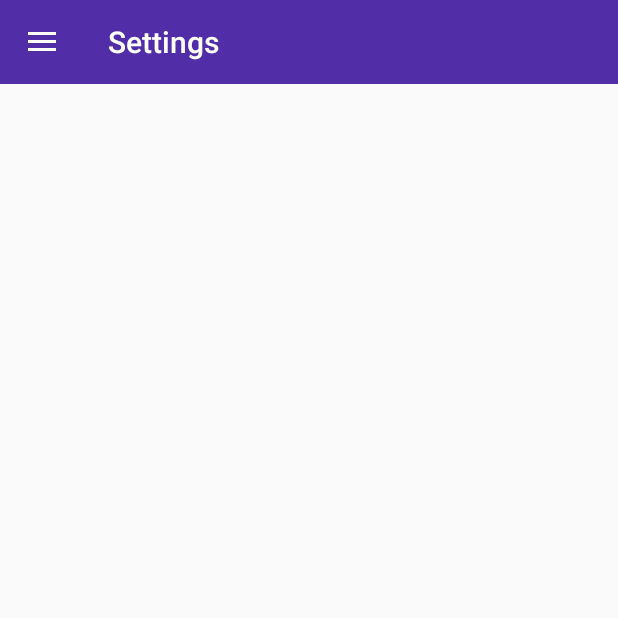
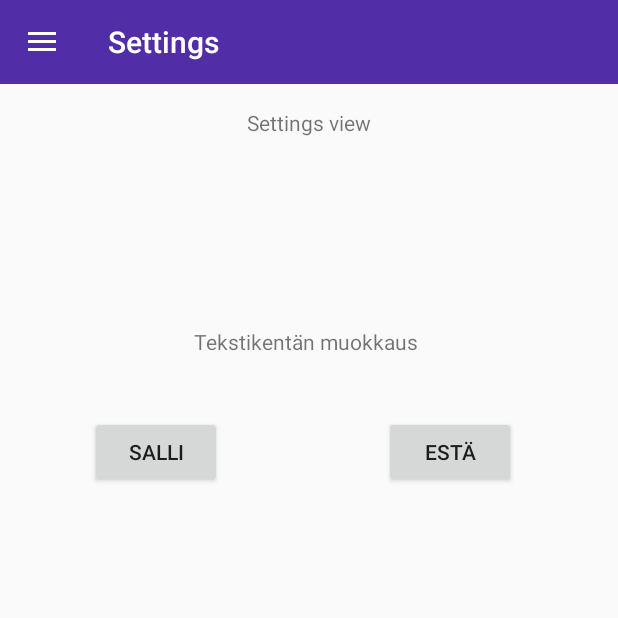
Before and after one commit to eevakoivu/android_vk11_2, an Android app: the screen it shows after launch (MainActivity), after a tap on "Settings", on a phone screen of 412 x 824 dp, the top half of it. Run offline under Robolectric (Android 15) with nearby library versions, the phone set to English and light mode, and no system bars; 1 other tap on this screen came first.

```diff
--- a/app/src/main/java/com/example/vk11_2/FragmentHome.java
+++ b/app/src/main/java/com/example/vk11_2/FragmentHome.java
@@ -1,6 +1,5 @@
 package com.example.vk11_2;
 
-import android.content.Intent;
 import android.os.Bundle;
 
 import androidx.fragment.app.Fragment;
@@ -9,10 +8,12 @@ import android.view.LayoutInflater;
 import android.view.View;
 import android.view.ViewGroup;
 import android.widget.EditText;
+import android.widget.TextView;
 
 public class FragmentHome extends Fragment {
-    View view;
-    EditText editText;
+    View view = null;
+    EditText editText = null;
+    TextView textView = null;
 
     @Override
     public View onCreateView(LayoutInflater inflater, ViewGroup container, Bundle savedInstanceState) {
@@ -22,10 +23,26 @@ public class FragmentHome extends Fragment {
 
     @Override
     public void onViewCreated(View view, Bundle savedInstance){
-        editText = (EditText) this.view.findViewById(R.id.editText);
-        Intent intent = new Intent(getActivity().getBaseContext(), MainActivity.class);
-        //palautetaan editText
-        intent.putExtra("key", editText.getText());
+        try {
+            String arg = getArguments().getString("key2");
+            editText = (EditText) this.view.findViewById(R.id.editText);
+            textView = (TextView) this.view.findViewById(R.id.textView);
+
+            System.out.println("FragementHome saatu arvo:" + arg);
+
+            /*if(arg.equals("estä")){
+                String text = editText.getText().toString();
+                textView.setText(text);
+                //editText.setEnabled(false);
+            } */
+        } catch (Exception e){
+            System.out.println("virhe FragmentHome");
+        }
+
+
+
+
+
     }
 
 }
--- a/app/src/main/java/com/example/vk11_2/FragmentSettings.java
+++ b/app/src/main/java/com/example/vk11_2/FragmentSettings.java
@@ -1,5 +1,6 @@
 package com.example.vk11_2;
 
+import android.content.Intent;
 import android.os.Bundle;
 
 import androidx.fragment.app.Fragment;
@@ -7,37 +8,47 @@ import androidx.fragment.app.Fragment;
 import android.view.LayoutInflater;
 import android.view.View;
 import android.view.ViewGroup;
+import android.widget.Button;
 import android.widget.CompoundButton;
 import android.widget.Switch;
 
 public class FragmentSettings extends Fragment {
-    View view;
-    Switch switch1;
+    View view = null;
+    //Switch switch1 = null;
+    Button button2 = null;
 
     @Override
     public View onCreateView(LayoutInflater inflater, ViewGroup container, Bundle savedInstanceState) {
-        view = inflater.inflate(R.layout.fragment_settings, container, false)
-        switch1 = (Switch) view.findViewById(R.id.switch1);
+        view = inflater.inflate(R.layout.fragment_settings, container, false);
         return view;
     }
 
     @Override
     public void onViewCreated(View view, Bundle savedInstance){
-        super.onViewCreated(view, savedInstance);
-
+        button2 = (Button) this.view.findViewById(R.id.button2);
+        button2.setOnClickListener(new View.OnClickListener() {
+            @Override
+            public void onClick(View view) {
+                sendToActivity();
+            }
+        });
+        //super.onViewCreated(view, savedInstance);
+        /*switch1 = (Switch) this.view.findViewById(R.id.switch1);
         switch1.setOnCheckedChangeListener(new CompoundButton.OnCheckedChangeListener() {
             public void onCheckedChanged(CompoundButton buttonView, boolean isChecked) {
-                // do something, the isChecked will be
-                // true if the switch is in the On position
 
-                //jos on estetty
+                //jos on estetty -> editText.setEnabled() ja editText teksti textViewiin
                 if(isChecked == true){
-                    edit
-                } else{
-
+                    sendToActivity(true);
                 }
             }
-        });
+        });*/
+    }
+
+    public void sendToActivity(){
+        Intent intent = new Intent(getActivity().getBaseContext(), MainActivity.class);
+        intent.putExtra("key1", "estä");
+        getActivity().startActivity(intent); //getActivity()?
     }
 
 
--- a/app/src/main/java/com/example/vk11_2/MainActivity.java
+++ b/app/src/main/java/com/example/vk11_2/MainActivity.java
@@ -9,19 +9,21 @@ import androidx.fragment.app.Fragment;
 import androidx.fragment.app.FragmentManager;
 import androidx.fragment.app.FragmentTransaction;
 
+import android.content.Intent;
 import android.os.Bundle;
 import android.view.MenuItem;
-import android.widget.Switch;
+import android.view.View;
 
 import com.google.android.material.navigation.NavigationView;
 
 public class MainActivity extends AppCompatActivity {
 
-    DrawerLayout drawerLayout;
-    NavigationView navigationView;
-    Toolbar toolbar;
-    Fragment fragment = new FragmentHome();
-    private ActionBarDrawerToggle drawerToggle;
+    DrawerLayout drawerLayout = null;
+    NavigationView navigationView = null;
+    Toolbar toolbar = null;
+    FragmentHome fragmenthome = new FragmentHome();
+    FragmentSettings fragmentsettings = new FragmentSettings();
+    ActionBarDrawerToggle drawerToggle = null;
 
     @Override
     protected void onCreate(Bundle savedInstanceState) {
@@ -42,16 +44,16 @@ public class MainActivity extends AppCompatActivity {
 
         drawerLayout.addDrawerListener(drawerToggle);
 
-        setFragment(fragment);
+        setFragment(fragmenthome);
         setupDrawerContent(navigationView);
 
 
     }
 
-    public void setFragment(Fragment fragment) {
+    public void setFragment(Fragment fragmenthome) {
         FragmentManager manager = getSupportFragmentManager();
         FragmentTransaction transaction = manager.beginTransaction();
-        transaction.replace(R.id.flContent, fragment).commit();
+        transaction.replace(R.id.flContent, fragmenthome).commit();
     }
 
     private ActionBarDrawerToggle setupDrawerToggle() {
@@ -82,11 +84,12 @@ public class MainActivity extends AppCompatActivity {
     }
 
     public void selectDrawerItem(MenuItem menuItem) {
+        Fragment fragment = null;
 
         if(menuItem.getItemId() == R.id.nav_settings) {
-            fragment = new FragmentSettings();
+            fragment = fragmentsettings;
         } else {
-            fragment = new FragmentHome();
+            fragment = fragmenthome;
         }
 
         FragmentManager manager = getSupportFragmentManager();
@@ -102,7 +105,32 @@ public class MainActivity extends AppCompatActivity {
         drawerLayout.closeDrawers();
     }
 
+    /*@Override
+    public void onStart(){ //ottaa vastaan arvon FragmentSettings
+        super.onStart(); //try-catch
+        try{
+            String text = getIntent().getExtras().get("key1").toString();
+            sendValueToFragement();
 
+        }catch(Exception e){
+            System.out.println("virhe MainActivity");
+        }
+
+    }*/
+
+    public void getValueFromFragment(){
+        Intent intent = getIntent();
+        String text = intent.getStringExtra("key1");
+        System.out.println("FragementSetting saatu arvo:" + text);
+        sendValueToFragement();
+    }
+
+    public void sendValueToFragement(){
+        Bundle bundle = new Bundle();
+        bundle.putString("key2","estä");
+        fragmenthome.setArguments(bundle); //lähetetään arvon FragementHome
+
+    }
 
 
 }
--- a/app/src/main/res/layout/fragment_home.xml
+++ b/app/src/main/res/layout/fragment_home.xml
@@ -25,6 +25,7 @@
         android:id="@+id/textView"
         android:layout_width="200dp"
         android:layout_height="100dp"
+        android:hint="luettava tekstikenttä"
         app:layout_constraintBottom_toBottomOf="parent"
         app:layout_constraintEnd_toEndOf="parent"
         app:layout_constraintHorizontal_bias="0.5"
--- a/app/src/main/res/layout/fragment_settings.xml
+++ b/app/src/main/res/layout/fragment_settings.xml
@@ -8,6 +8,7 @@
     tools:context=".FragmentSettings">
 
     <TextView
+        android:id="@+id/textView5"
         android:layout_width="wrap_content"
         android:layout_height="wrap_content"
         android:layout_marginTop="16dp"
@@ -16,19 +17,43 @@
         app:layout_constraintStart_toStartOf="parent"
         app:layout_constraintTop_toTopOf="parent" />
 
-    <Switch
-        android:id="@+id/switch1"
-        android:layout_width="wrap_content"
-        android:layout_height="wrap_content"
-        tools:layout_editor_absoluteX="308dp"
-        tools:layout_editor_absoluteY="144dp" />
-
     <TextView
         android:id="@+id/textView2"
         android:layout_width="wrap_content"
         android:layout_height="wrap_content"
-        android:text="Tekstikentän muokkaus: sallittu | estetty "
-        tools:layout_editor_absoluteX="16dp"
-        tools:layout_editor_absoluteY="144dp" />
+        android:text="Tekstikentän muokkaus "
+        app:layout_constraintBottom_toBottomOf="parent"
+        app:layout_constraintEnd_toEndOf="parent"
+        app:layout_constraintHorizontal_bias="0.498"
+        app:layout_constraintStart_toStartOf="parent"
+        app:layout_constraintTop_toTopOf="parent"
+        app:layout_constraintVertical_bias="0.216" />
+
+    <androidx.constraintlayout.widget.ConstraintLayout
+        android:layout_width="match_parent"
+        android:layout_height="match_parent">
+
+        <Button
+            android:id="@+id/button2"
+            android:layout_width="wrap_content"
+            android:layout_height="wrap_content"
+            android:layout_marginEnd="68dp"
+            android:text="estä"
+            app:layout_constraintBottom_toBottomOf="parent"
+            app:layout_constraintEnd_toEndOf="parent"
+            app:layout_constraintTop_toTopOf="parent"
+            app:layout_constraintVertical_bias="0.307" />
+
+        <Button
+            android:id="@+id/button1"
+            android:layout_width="wrap_content"
+            android:layout_height="wrap_content"
+            android:layout_marginStart="60dp"
+            android:text="salli"
+            app:layout_constraintBottom_toBottomOf="parent"
+            app:layout_constraintStart_toStartOf="parent"
+            app:layout_constraintTop_toTopOf="parent"
+            app:layout_constraintVertical_bias="0.307" />
+    </androidx.constraintlayout.widget.ConstraintLayout>
 
 </androidx.constraintlayout.widget.ConstraintLayout>
```
